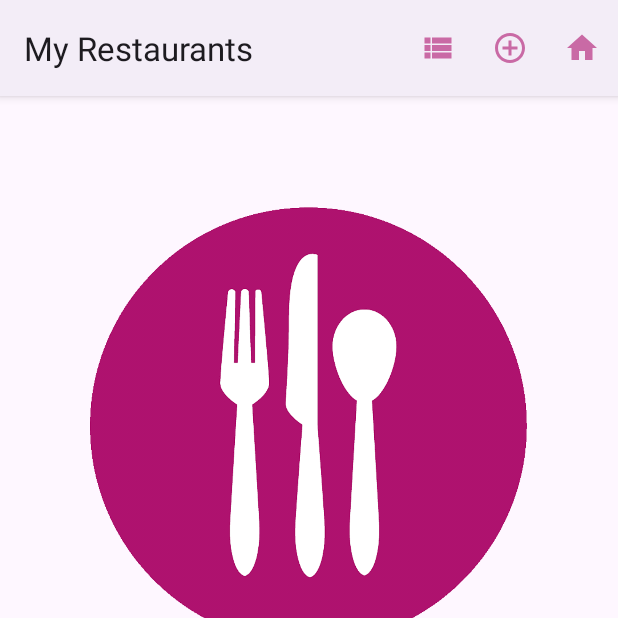
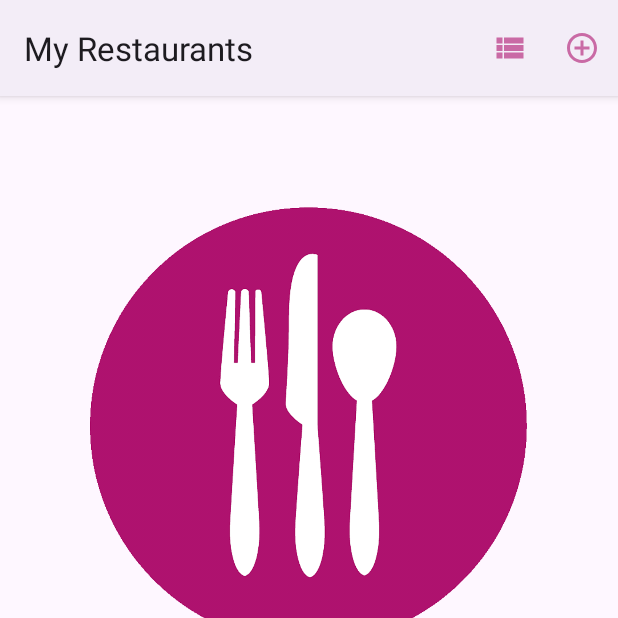
Before and after one commit to Georges-Khalil/MyRestaurants, an Android app: the screen it shows after launch (HomeActivity), on a phone screen of 412 x 824 dp, the top half of it. Run offline under Robolectric (Android 15) with nearby library versions, the phone set to English and light mode, and no system bars.

Commit message:
commit nine, cleaned up code, removed home menu option

```diff
--- a/app/src/main/java/com/example/myrestaurants_v1/HomeActivity.java
+++ b/app/src/main/java/com/example/myrestaurants_v1/HomeActivity.java
@@ -38,10 +38,6 @@ public class HomeActivity extends BaseActivity {
             Intent AddActivity = new Intent(this, AddActivity.class);
             startActivity(AddActivity);
         }
-        if(item.getItemId()==R.id.home) {
-            Intent MainActivity = new Intent(this, HomeActivity.class);
-            startActivity(MainActivity);
-        }
         return true;
     }
 
--- a/app/src/main/java/com/example/myrestaurants_v1/Model/Restaurant.java
+++ b/app/src/main/java/com/example/myrestaurants_v1/Model/Restaurant.java
@@ -85,6 +85,7 @@ public class Restaurant{
         this.takeAway = false;
     }
 
+    @NonNull
     @Override
     public String toString() {
         return "Restaurant{" +
--- a/app/src/main/res/layout/add.xml
+++ b/app/src/main/res/layout/add.xml
@@ -74,7 +74,7 @@
             android:layout_height="wrap_content"
             android:layout_marginBottom="50dp"
             android:layout_weight="1"
-            android:text="web"
+            android:text="Web"
             android:textSize="18sp" />
         <EditText
             android:id="@+id/web"
--- a/app/src/main/res/menu/main_menu.xml
+++ b/app/src/main/res/menu/main_menu.xml
@@ -12,10 +12,4 @@
         android:icon="@drawable/ic_add"
         app:showAsAction="always"
         android:title="Add"/>
-
-    <item
-        android:id="@+id/home"
-        android:icon="@drawable/ic_home"
-        app:showAsAction="always"
-        android:title="Home"/>
 </menu>
```
Also changed, not shown: app/src/main/java/com/example/myrestaurants_v1/MyRecyclerViewAdapter.java (+8 -10 lines), app/src/main/java/com/example/myrestaurants_v1/ViewActivity.java (+1 -7 lines).
